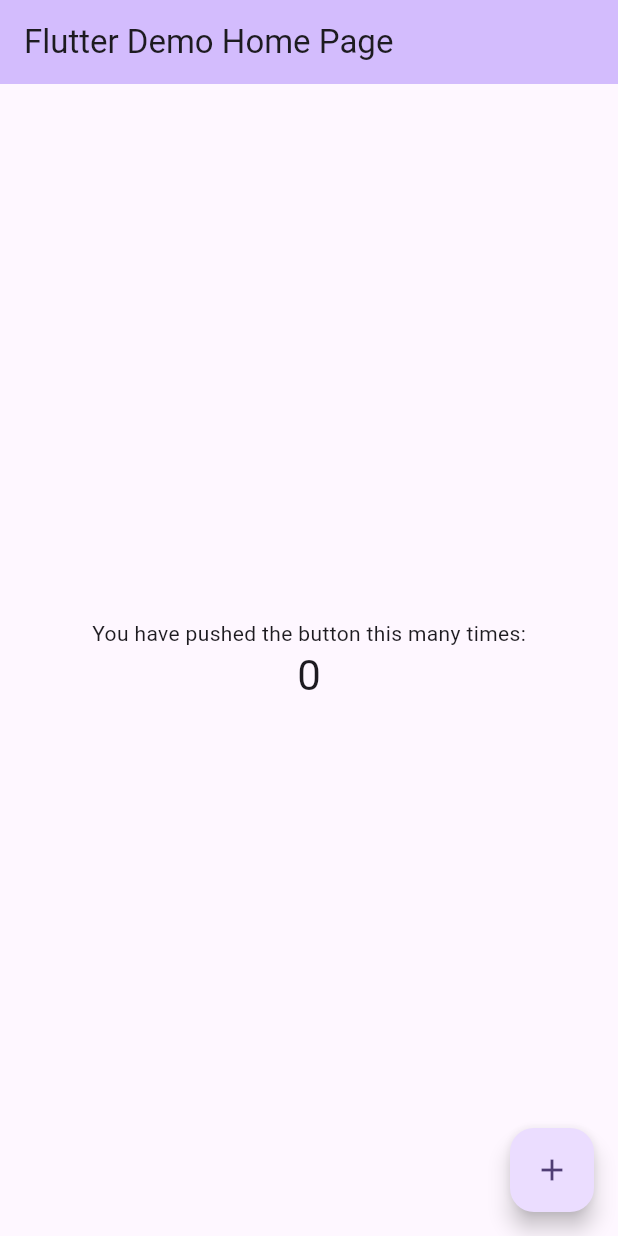
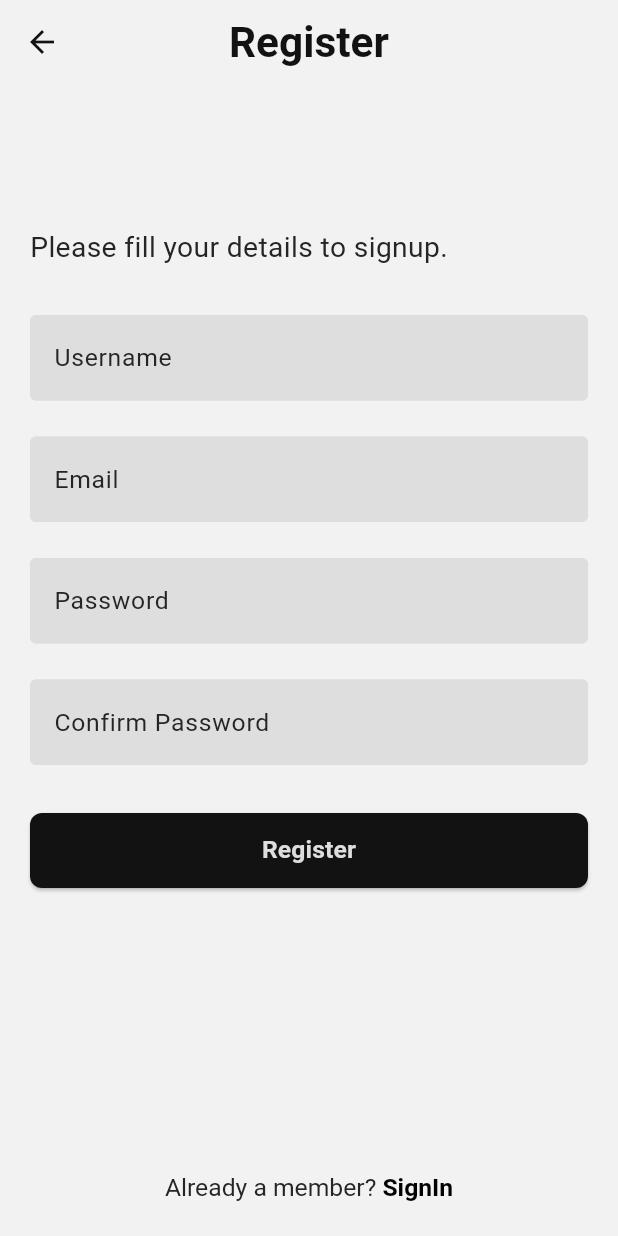
Before and after one commit to mohamedalsamrai/Books_App, a Flutter app: the screen it shows after launch, on a phone screen of 412 x 824 dp. Run offline on Flutter 3.47's test engine with Material 3 defaults, Android fonts, the phone set to English and light mode, and no system bars; Roboto replaces fonts that are missing (OpenSans).

Commit message:
add register layout for mobile, tablet and desktop

```diff
--- /dev/null
+++ b/lib/core/utils/app_style.dart
@@ -0,0 +1,66 @@
+import 'package:flutter/material.dart';
+import 'package:books_app/core/utils/size_config.dart';
+
+class AppStyle {
+  static TextStyle styleRegular14(context) {
+    return TextStyle(
+      fontSize: getResponsiveFontSize(context, fontSize: 14),
+      color: const Color(0xff252525),
+      fontFamily: 'OpenSans',
+      fontWeight: FontWeight.w400,
+    );
+  }
+
+  static TextStyle styleSemibold14(context) {
+    return TextStyle(
+      fontSize: getResponsiveFontSize(context, fontSize: 14),
+      color: const Color(0xffDEDEDE),
+      fontFamily: 'OpenSans',
+      fontWeight: FontWeight.w600,
+    );
+  }
+
+  static TextStyle styleRegular16(context) {
+    return TextStyle(
+      fontSize: getResponsiveFontSize(context, fontSize: 16),
+      color: const Color(0xff252525),
+      fontFamily: 'OpenSans',
+      fontWeight: FontWeight.w400,
+    );
+  }
+
+  static TextStyle styleSemiBold24(context) {
+    return TextStyle(
+      fontSize: getResponsiveFontSize(context, fontSize: 24),
+      color: const Color(0xff121212),
+      fontFamily: 'OpenSans',
+      fontWeight: FontWeight.w600,
+    );
+  }
+}
+
+double getResponsiveFontSize(context, {required double fontSize}) {
+  double scaleFactor = getScaleFactor(context);
+  double responsiveFontSize = fontSize * scaleFactor;
+
+  double lowerLimit = fontSize * .8;
+  double upperLimit = fontSize * 1.2;
+
+  return responsiveFontSize.clamp(lowerLimit, upperLimit);
+}
+
+double getScaleFactor(context) {
+  // var dispatcher = PlatformDispatcher.instance;
+  // var physicalWidth = dispatcher.views.first.physicalSize.width;
+  // var devicePixelRatio = dispatcher.views.first.devicePixelRatio;
+  // double width = physicalWidth / devicePixelRatio;
+
+  double width = MediaQuery.sizeOf(context).width;
+  if (width < SizeConfig.tablet) {
+    return width / 350;
+  } else if (width < SizeConfig.desktop) {
+    return width / 1000;
+  } else {
+    return width / 1920;
+  }
+}
--- /dev/null
+++ b/lib/core/utils/size_config.dart
@@ -0,0 +1,4 @@
+class SizeConfig {
+  static const double desktop = 1200;
+  static const double tablet = 800;
+}
--- /dev/null
+++ b/lib/core/widgets/adaptive_layout.dart
@@ -0,0 +1,22 @@
+import 'package:flutter/material.dart';
+
+class AdaptiveLayout extends StatelessWidget {
+  const AdaptiveLayout(
+      {super.key,
+      required this.mobileLayout,
+      required this.tabletLayout,
+      required this.desktopLayout});
+  final WidgetBuilder mobileLayout, tabletLayout, desktopLayout;
+  @override
+  Widget build(BuildContext context) {
+    return LayoutBuilder(builder: (context, constrains) {
+      if (constrains.maxWidth < 800) {
+        return mobileLayout(context);
+      } else if (constrains.maxWidth < 1200) {
+        return tabletLayout(context);
+      } else {
+        return desktopLayout(context);
+      }
+    });
+  }
+}
--- /dev/null
+++ b/lib/feature/Auth/presentation/views/register_view.dart
@@ -0,0 +1,39 @@
+import 'package:books_app/core/utils/app_style.dart';
+import 'package:books_app/feature/Auth/presentation/views/widgets/desktop_layout.dart';
+import 'package:books_app/feature/Auth/presentation/views/widgets/register_mobile_layout.dart';
+import 'package:books_app/feature/Auth/presentation/views/widgets/register_tablet_layout.dart';
+import 'package:flutter/material.dart';
+import 'package:books_app/core/widgets/adaptive_layout.dart';
+
+class RegisterView extends StatelessWidget {
+  const RegisterView({super.key});
+
+  @override
+  Widget build(BuildContext context) {
+    return Scaffold(
+      backgroundColor: const Color(0xffF2F2F2),
+      appBar: AppBar(
+        backgroundColor: const Color(0xffF2F2F2),
+        centerTitle: true,
+        leading: IconButton(
+          onPressed: () {},
+          icon: const Icon(
+            Icons.arrow_back,
+            color: Color(0xff121212),
+          ),
+        ),
+        title: Text(
+          "Register",
+          style: AppStyle.styleSemiBold24(context),
+        ),
+      ),
+      body: SafeArea(
+        child: AdaptiveLayout(
+          desktopLayout: (context) => const DesktopLayout(),
+          tabletLayout: (context) => const RegisterTabletLayout(),
+          mobileLayout: (context) => const RegisterMobileLayout(),
+        ),
+      ),
+    );
+  }
+}
--- /dev/null
+++ b/lib/feature/Auth/presentation/views/widgets/custom_button.dart
@@ -0,0 +1,21 @@
+import 'package:books_app/core/utils/app_style.dart';
+import 'package:flutter/material.dart';
+
+class CutomButton extends StatelessWidget {
+  const CutomButton({super.key});
+
+  @override
+  Widget build(BuildContext context) {
+    return ElevatedButton(
+        onPressed: () {},
+        style: ElevatedButton.styleFrom(
+          padding: const EdgeInsets.symmetric(vertical: 13),
+          shape: RoundedRectangleBorder(borderRadius: BorderRadius.circular(8)),
+          backgroundColor: const Color(0xff121212),
+        ),
+        child: Text(
+          "Register",
+          style: AppStyle.styleSemibold14(context),
+        ));
+  }
+}
--- /dev/null
+++ b/lib/feature/Auth/presentation/views/widgets/custom_textfield.dart
@@ -0,0 +1,28 @@
+import 'package:books_app/core/utils/app_style.dart';
+import 'package:flutter/material.dart';
+
+class CustomeForm extends StatelessWidget {
+  const CustomeForm({super.key, required this.text});
+
+  final String text;
+  @override
+  Widget build(BuildContext context) {
+    return TextField(
+      decoration: InputDecoration(
+        filled: true,
+        fillColor: const Color(0xffDEDEDE),
+        border: outlineInputBorder(const Color(0xff121212)),
+        enabledBorder: outlineInputBorder(const Color(0xffDEDEDE)),
+        focusedBorder: outlineInputBorder(const Color(0xff121212)),
+        hintText: text,
+        hintStyle: AppStyle.styleRegular14(context),
+      ),
+    );
+  }
+
+  OutlineInputBorder outlineInputBorder(Color color) {
+    return OutlineInputBorder(
+      borderSide: BorderSide(color: color, width: 2),
+    );
+  }
+}
--- /dev/null
+++ b/lib/feature/Auth/presentation/views/widgets/desktop_layout.dart
@@ -0,0 +1,11 @@
+import 'package:books_app/feature/Auth/presentation/views/widgets/register_tablet_layout.dart';
+import 'package:flutter/material.dart';
+
+class DesktopLayout extends StatelessWidget {
+  const DesktopLayout({super.key});
+
+  @override
+  Widget build(BuildContext context) {
+    return const RegisterTabletLayout();
+  }
+}
--- /dev/null
+++ b/lib/feature/Auth/presentation/views/widgets/form_column.dart
@@ -0,0 +1,44 @@
+import 'package:books_app/core/utils/app_style.dart';
+import 'package:books_app/feature/Auth/presentation/views/widgets/custom_textfield.dart';
+import 'package:flutter/material.dart';
+
+class FormColumn extends StatelessWidget {
+  const FormColumn({super.key});
+
+  @override
+  Widget build(BuildContext context) {
+    return Column(
+      crossAxisAlignment: CrossAxisAlignment.start,
+      children: [
+        Text(
+          'Please fill your details to signup.',
+          style: AppStyle.styleRegular16(context),
+        ),
+        const SizedBox(
+          height: 32,
+        ),
+        const CustomeForm(
+          text: 'Username',
+        ),
+        const SizedBox(
+          height: 24,
+        ),
+        const CustomeForm(
+          text: 'Email',
+        ),
+        const SizedBox(
+          height: 24,
+        ),
+        const CustomeForm(
+          text: 'Password',
+        ),
+        const SizedBox(
+          height: 24,
+        ),
+        const CustomeForm(
+          text: 'Confirm Password',
+        )
+      ],
+    );
+  }
+}
--- /dev/null
+++ b/lib/feature/Auth/presentation/views/widgets/register_minmize_layout.dart
@@ -0,0 +1,54 @@
+import 'package:books_app/core/utils/app_style.dart';
+import 'package:books_app/feature/Auth/presentation/views/widgets/custom_button.dart';
+import 'package:books_app/feature/Auth/presentation/views/widgets/form_column.dart';
+import 'package:flutter/material.dart';
+
+class RegisterMinmizeLayout extends StatelessWidget {
+  const RegisterMinmizeLayout({super.key});
+
+  @override
+  Widget build(BuildContext context) {
+    return Padding(
+      padding: const EdgeInsets.symmetric(horizontal: 20),
+      child: CustomScrollView(
+        slivers: [
+          SliverToBoxAdapter(
+            child: Column(
+              children: [
+                const FormColumn(),
+                const SizedBox(
+                  height: 32,
+                ),
+                SizedBox(
+                  width: MediaQuery.sizeOf(context).width,
+                  child: const CutomButton(),
+                ),
+                Align(
+                  alignment: Alignment.center,
+                  child: RichText(
+                    text: TextSpan(
+                      children: [
+                        TextSpan(
+                          text: 'Already a member? ',
+                          style: AppStyle.styleRegular14(context),
+                        ),
+                        TextSpan(
+                          text: 'SignIn',
+                          style: AppStyle.styleSemibold14(context)
+                              .copyWith(color: const Color(0xff000000)),
+                        ),
+                      ],
+                    ),
+                  ),
+                ),
+                const SizedBox(
+                  height: 23,
+                )
+              ],
+            ),
+          )
+        ],
+      ),
+    );
+  }
+}
--- /dev/null
+++ b/lib/feature/Auth/presentation/views/widgets/register_mobile_layout.dart
@@ -0,0 +1,61 @@
+import 'package:books_app/core/utils/app_style.dart';
+import 'package:books_app/feature/Auth/presentation/views/widgets/custom_button.dart';
+import 'package:books_app/feature/Auth/presentation/views/widgets/form_column.dart';
+import 'package:books_app/feature/Auth/presentation/views/widgets/register_minmize_layout.dart';
+import 'package:flutter/material.dart';
+
+class RegisterMobileLayout extends StatelessWidget {
+  const RegisterMobileLayout({super.key});
+
+  @override
+  Widget build(BuildContext context) {
+    return MediaQuery.sizeOf(context).height < 540
+        ? const RegisterMinmizeLayout()
+        : Padding(
+            padding: const EdgeInsets.symmetric(horizontal: 20),
+            child: CustomScrollView(
+              slivers: [
+                SliverFillRemaining(
+                  child: Column(
+                    children: [
+                      const Spacer(),
+                      const FormColumn(),
+                      const SizedBox(
+                        height: 32,
+                      ),
+                      SizedBox(
+                        width: MediaQuery.sizeOf(context).width,
+                        child: const CutomButton(),
+                      ),
+                      const Spacer(
+                        flex: 2,
+                      ),
+                      Align(
+                        alignment: Alignment.center,
+                        child: RichText(
+                          text: TextSpan(
+                            children: [
+                              TextSpan(
+                                text: 'Already a member? ',
+                                style: AppStyle.styleRegular14(context),
+                              ),
+                              TextSpan(
+                                text: 'SignIn',
+                                style: AppStyle.styleSemibold14(context)
+                                    .copyWith(color: const Color(0xff000000)),
+                              ),
+                            ],
+                          ),
+                        ),
+                      ),
+                      const SizedBox(
+                        height: 23,
+                      )
+                    ],
+                  ),
+                )
+              ],
+            ),
+          );
+  }
+}
--- /dev/null
+++ b/lib/feature/Auth/presentation/views/widgets/register_tablet_layout.dart
@@ -0,0 +1,11 @@
+import 'package:books_app/feature/Auth/presentation/views/widgets/register_mobile_layout.dart';
+import 'package:flutter/material.dart';
+
+class RegisterTabletLayout extends StatelessWidget {
+  const RegisterTabletLayout({super.key});
+
+  @override
+  Widget build(BuildContext context) {
+    return const RegisterMobileLayout();
+  }
+}
--- a/lib/main.dart
+++ b/lib/main.dart
@@ -1,125 +1,18 @@
 import 'package:flutter/material.dart';
+import 'feature/Auth/presentation/views/register_view.dart';
 
 void main() {
-  runApp(const MyApp());
+  runApp(const BooksApp());
 }
 
-class MyApp extends StatelessWidget {
-  const MyApp({super.key});
+class BooksApp extends StatelessWidget {
+  const BooksApp({super.key});
 
-  // This widget is the root of your application.
   @override
   Widget build(BuildContext context) {
-    return MaterialApp(
-      title: 'Flutter Demo',
-      theme: ThemeData(
-        // This is the theme of your application.
-        //
-        // TRY THIS: Try running your application with "flutter run". You'll see
-        // the application has a purple toolbar. Then, without quitting the app,
-        // try changing the seedColor in the colorScheme below to Colors.green
-        // and then invoke "hot reload" (save your changes or press the "hot
-        // reload" button in a Flutter-supported IDE, or press "r" if you used
-        // the command line to start the app).
-        //
-        // Notice that the counter didn't reset back to zero; the application
-        // state is not lost during the reload. To reset the state, use hot
-        // restart instead.
-        //
-        // This works for code too, not just values: Most code changes can be
-        // tested with just a hot reload.
-        colorScheme: ColorScheme.fromSeed(seedColor: Colors.deepPurple),
-        useMaterial3: true,
-      ),
-      home: const MyHomePage(title: 'Flutter Demo Home Page'),
+    return const MaterialApp(
+      debugShowCheckedModeBanner: false,
+      home: RegisterView(),
     );
   }
 }
-
-class MyHomePage extends StatefulWidget {
-  const MyHomePage({super.key, required this.title});
-
-  // This widget is the home page of your application. It is stateful, meaning
-  // that it has a State object (defined below) that contains fields that affect
-  // how it looks.
-
-  // This class is the configuration for the state. It holds the values (in this
-  // case the title) provided by the parent (in this case the App widget) and
-  // used by the build method of the State. Fields in a Widget subclass are
-  // always marked "final".
-
-  final String title;
-
-  @override
-  State<MyHomePage> createState() => _MyHomePageState();
-}
-
-class _MyHomePageState extends State<MyHomePage> {
-  int _counter = 0;
-
-  void _incrementCounter() {
-    setState(() {
-      // This call to setState tells the Flutter framework that something has
-      // changed in this State, which causes it to rerun the build method below
-      // so that the display can reflect the updated values. If we changed
-      // _counter without calling setState(), then the build method would not be
-      // called again, and so nothing would appear to happen.
-      _counter++;
-    });
-  }
-
-  @override
-  Widget build(BuildContext context) {
-    // This method is rerun every time setState is called, for instance as done
-    // by the _incrementCounter method above.
-    //
-    // The Flutter framework has been optimized to make rerunning build methods
-    // fast, so that you can just rebuild anything that needs updating rather
-    // than having to individually change instances of widgets.
-    return Scaffold(
-      appBar: AppBar(
-        // TRY THIS: Try changing the color here to a specific color (to
-        // Colors.amber, perhaps?) and trigger a hot reload to see the AppBar
-        // change color while the other colors stay the same.
-        backgroundColor: Theme.of(context).colorScheme.inversePrimary,
-        // Here we take the value from the MyHomePage object that was created by
-        // the App.build method, and use it to set our appbar title.
-        title: Text(widget.title),
-      ),
-      body: Center(
-        // Center is a layout widget. It takes a single child and positions it
-        // in the middle of the parent.
-        child: Column(
-          // Column is also a layout widget. It takes a list of children and
-          // arranges them vertically. By default, it sizes itself to fit its
-          // children horizontally, and tries to be as tall as its parent.
-          //
-          // Column has various properties to control how it sizes itself and
-          // how it positions its children. Here we use mainAxisAlignment to
-          // center the children vertically; the main axis here is the vertical
-          // axis because Columns are vertical (the cross axis would be
-          // horizontal).
-          //
-          // TRY THIS: Invoke "debug painting" (choose the "Toggle Debug Paint"
-          // action in the IDE, or press "p" in the console), to see the
-          // wireframe for each widget.
-          mainAxisAlignment: MainAxisAlignment.center,
-          children: <Widget>[
-            const Text(
-              'You have pushed the button this many times:',
-            ),
-            Text(
-              '$_counter',
-              style: Theme.of(context).textTheme.headlineMedium,
-            ),
-          ],
-        ),
-      ),
-      floatingActionButton: FloatingActionButton(
-        onPressed: _incrementCounter,
-        tooltip: 'Increment',
-        child: const Icon(Icons.add),
-      ), // This trailing comma makes auto-formatting nicer for build methods.
-    );
-  }
-}
```
Also changed, not shown: pubspec.yaml (+5 -5 lines), assets/fonts/OpenSans-Regular.ttf (added), assets/fonts/OpenSans-SemiBold.ttf (added), 1 other file.
